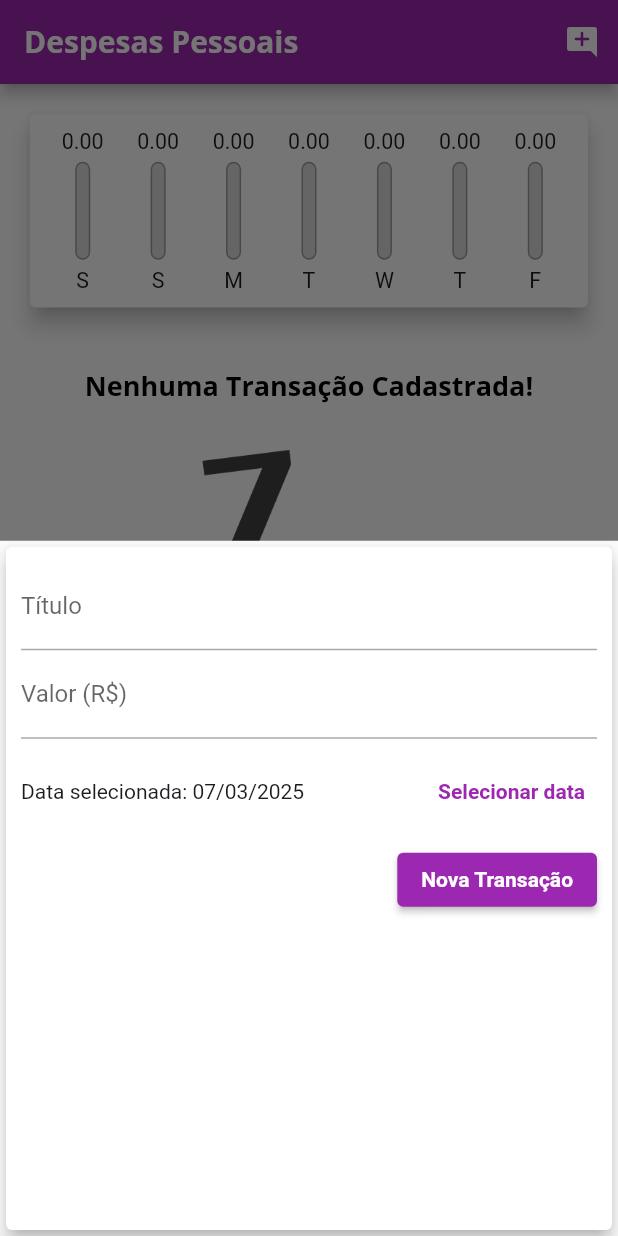
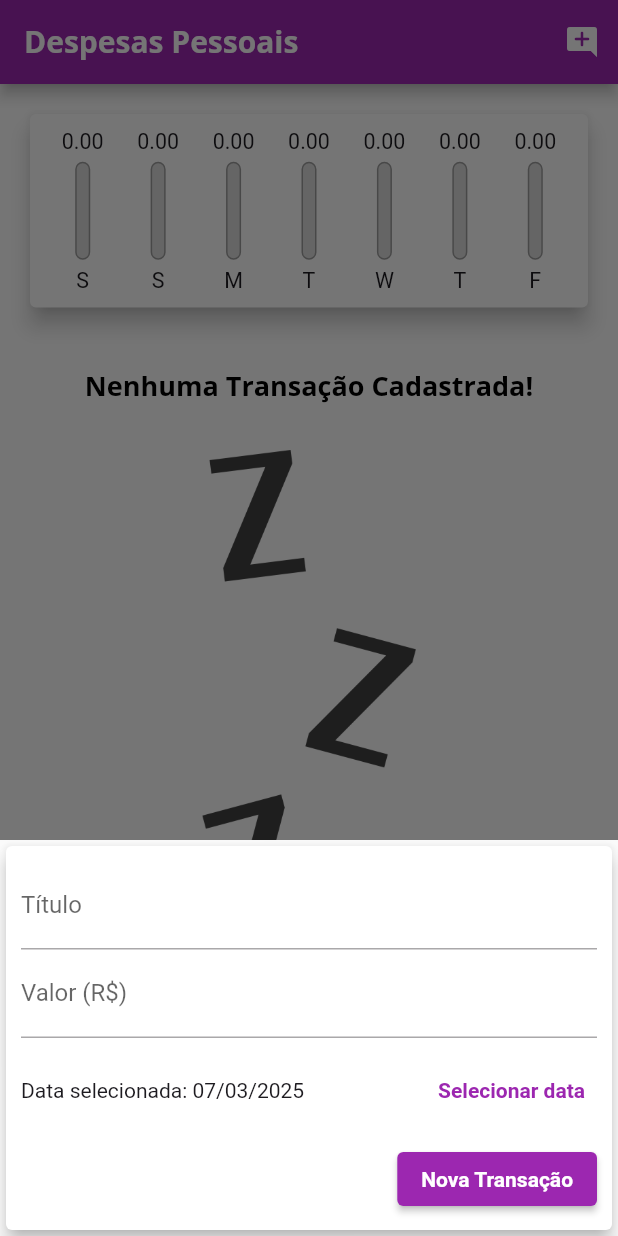
Before and after one commit to Argeu42/Flutter_ExpensesApp, a Flutter app: the screen it shows after launch, after a tap on the "add comment" icon, on a phone screen of 412 x 824 dp. Run offline on Flutter 3.47's test engine with Material 3 defaults, Android fonts, the phone set to English and light mode, and no system bars.

Commit message:
Mais responsividade e adaptações ao IOS

```diff
--- /dev/null
+++ b/lib/components/adaptative_button.dart
@@ -0,0 +1,34 @@
+import 'package:flutter/cupertino.dart';
+import 'package:flutter/material.dart';
+import 'dart:io';
+
+class AdaptativeButton extends StatelessWidget {
+  const AdaptativeButton({required this.label, required this.onPressed, super.key});
+
+  final String label;
+  final Function onPressed;
+
+  @override
+  Widget build(BuildContext context) {
+    return Platform.isIOS
+        ? CupertinoButton(
+          onPressed: ()=> onPressed(),
+          color: Theme.of(context).colorScheme.surface,
+          padding: EdgeInsets.symmetric(
+            horizontal: 20,
+          ),
+          child: Text(label),
+        )
+        : ElevatedButton(
+          onPressed: ()=> onPressed(),
+          style: TextButton.styleFrom(
+            backgroundColor: Theme.of(context).colorScheme.primary,
+            textStyle: TextStyle(
+              color: Theme.of(context).colorScheme.surface,
+              fontWeight: FontWeight.bold,
+            ),
+          ),
+          child: Text(label),
+        );
+  }
+}
--- /dev/null
+++ b/lib/components/adaptative_date_picker.dart
@@ -0,0 +1,66 @@
+import 'package:flutter/cupertino.dart';
+import 'package:flutter/material.dart';
+import 'package:intl/intl.dart';
+import 'dart:io';
+
+class AdaptativeDatePicker extends StatelessWidget {
+  const AdaptativeDatePicker({
+    required this.selectedDate,
+    required this.onDateChanged,
+    super.key,
+  });
+
+  final DateTime selectedDate;
+  final Function(DateTime) onDateChanged;
+
+  _showDatePicker(BuildContext context) {
+    showDatePicker(
+      context: context,
+      initialDate: DateTime.now(),
+      firstDate: DateTime(2025),
+      lastDate: DateTime.now(),
+    ).then((pickedDate) {
+      if (pickedDate == null) {
+        return;
+      }
+      onDateChanged(pickedDate);
+    });
+  }
+
+  @override
+  Widget build(BuildContext context) {
+    return Platform.isIOS
+        ? Container(
+          height: 180,
+          child: CupertinoDatePicker(
+            mode: CupertinoDatePickerMode.date,
+            maximumDate: DateTime.now(),
+            initialDateTime: DateTime.now(),
+            minimumDate: DateTime(2024),
+            onDateTimeChanged: onDateChanged,
+          ),
+        )
+        : Container(
+          height: 70,
+          child: Row(
+            children: [
+              Expanded(
+                child: Text(
+                  // ignore: unnecessary_null_comparison
+                  selectedDate == null
+                      ? 'Nenhuma data selecionada!'
+                      : 'Data selecionada: ${DateFormat('dd/MM/y').format(selectedDate)}',
+                ),
+              ),
+              TextButton(
+                onPressed: () => _showDatePicker(context),
+                child: Text(
+                  "Selecionar data",
+                  style: TextStyle(fontWeight: FontWeight.bold),
+                ),
+              ),
+            ],
+          ),
+        );
+  }
+}
--- /dev/null
+++ b/lib/components/adaptative_text_field.dart
@@ -0,0 +1,44 @@
+import 'package:flutter/cupertino.dart';
+import 'package:flutter/material.dart';
+import 'dart:io';
+
+class AdaptativeTextField extends StatelessWidget {
+  const AdaptativeTextField({
+    required this.controller,
+    required this.keyboardType,
+    required this.onSubmitted,
+    required this.label,
+    super.key,
+  });
+
+  final TextEditingController controller;
+  final TextInputType keyboardType;
+  final Function(String) onSubmitted;
+  final String label;
+
+  @override
+  Widget build(BuildContext context) {
+    return Platform.isIOS
+        ? Padding(
+          padding: const EdgeInsets.only(
+            bottom: 10,
+          ),
+          child: CupertinoTextField(
+            controller: controller,
+            keyboardType: keyboardType,
+            onSubmitted: onSubmitted,
+            placeholder: label,
+            padding: EdgeInsets.symmetric(
+              horizontal: 6,
+              vertical: 12,
+            ),
+          ),
+        )
+        : TextField(
+          controller: controller,
+          keyboardType: keyboardType,
+          onSubmitted: onSubmitted,
+          decoration: InputDecoration(labelText: label),
+        );
+  }
+}
--- a/lib/components/transaction_form.dart
+++ b/lib/components/transaction_form.dart
@@ -1,5 +1,7 @@
 import 'package:flutter/material.dart';
-import 'package:intl/intl.dart';
+import 'adaptative_button.dart';
+import 'adaptative_text_field.dart';
+import 'adaptative_date_picker.dart';
 
 class TransactionForm extends StatefulWidget {
   const TransactionForm(this.onSubmit, {super.key});
@@ -19,92 +21,60 @@ class _TransactionFormState extends State<TransactionForm> {
     final title = _tittleController.text;
     final value = double.tryParse(_valueController.text) ?? 0.0;
 
-    if (title.isEmpty || value <= 0 ) {
+    if (title.isEmpty || value <= 0) {
       return;
     }
 
     widget.onSubmit(title, value, _selectedDate);
   }
 
-  _showDatePicker() {
-    showDatePicker(
-      context: context,
-      initialDate: DateTime.now(),
-      firstDate: DateTime(2025),
-      lastDate: DateTime.now(),
-    ).then((pickedDate) {
-      if (pickedDate == null) {
-        return;
-      }
-
-      setState(() {
-        _selectedDate = pickedDate;
-      });
-    });
-  }
-
   @override
   Widget build(BuildContext context) {
-    return Card(
+    return SingleChildScrollView(
+      child: Card(
         elevation: 5,
         child: Padding(
-        padding: const EdgeInsets.all(10),
+          padding: EdgeInsets.only(
+            top: 10,
+            right: 10,
+            left: 10,
+            bottom: 10 + MediaQuery.of(context).viewInsets.bottom
+          ),
           child: Column(
             children: [
-            TextField(
+              AdaptativeTextField(
                 controller: _tittleController,
                 onSubmitted: (_) => _submitForm(),
-              decoration: InputDecoration(labelText: "Título"),
+                keyboardType: TextInputType.text,
+                label: "Título",
               ),
-            TextField(
+              AdaptativeTextField(
                 controller: _valueController,
                 keyboardType: TextInputType.numberWithOptions(decimal: true),
                 onSubmitted: (_) => _submitForm(),
-              decoration: InputDecoration(labelText: "Valor (R\$)"),
+                label: "Valor (R\$)",
               ),
-            Container(
-              height: 70,
-              child: Row(
-                children: [
-                  Expanded(
-                    child: Text(
-                      // ignore: unnecessary_null_comparison
-                      _selectedDate == null
-                          ? 'Nenhuma data selecionada!'
-                          : 'Data selecionada: ${DateFormat('dd/MM/y').format(_selectedDate)}',
-                    ),
-                  ),
-                  TextButton(
-                    onPressed: _showDatePicker,
-                    child: Text(
-                      "Selecionar data",
-                      style: TextStyle(fontWeight: FontWeight.bold),
-                    ),
-                  ),
-                ],
-              ),
+              AdaptativeDatePicker(
+                selectedDate: _selectedDate,
+                onDateChanged: (newDate) {
+                  setState(() {
+                    _selectedDate = newDate;
+                  });
+                },
               ),
               Row(
                 mainAxisAlignment: MainAxisAlignment.end,
                 children: [
-                ElevatedButton(
+                  AdaptativeButton(
+                    label: 'Nova Transação',
                     onPressed: _submitForm,
-                  style: TextButton.styleFrom(
-                    backgroundColor: Theme.of(context).colorScheme.primary,
-                  ),
-                  child: Text(
-                    'Nova Transação',
-                    style: TextStyle(
-                      color: Theme.of(context).colorScheme.surface,
-                      fontWeight: FontWeight.bold,
-                    ),
-                  ),
                   ),
                 ],
               ),
             ],
           ),
         ),
+      ),
     );
   }
 }
--- a/lib/components/transaction_list.dart
+++ b/lib/components/transaction_list.dart
@@ -58,11 +58,26 @@ class TransactionList extends StatelessWidget {
                   style: Theme.of(context).textTheme.titleLarge,
                 ),
                 subtitle: Text(DateFormat('d MMM y').format(tr.date)),
-                trailing: IconButton(
-                  onPressed: () => onRemove(tr.id),
-                  color: Theme.of(context).colorScheme.error,
-                  icon: Icon(Icons.delete),
-                ),
+                trailing:
+                    MediaQuery.of(context).size.width > 480
+                        ? TextButton.icon(
+                          onPressed: () => onRemove(tr.id),
+                          label: Text(
+                            'Excluir',
+                            style: TextStyle(
+                              color: Theme.of(context).colorScheme.error,
+                            ),
+                          ),
+                          icon: Icon(
+                            Icons.delete,
+                            color: Theme.of(context).colorScheme.error,
+                          ),
+                        )
+                        : IconButton(
+                          onPressed: () => onRemove(tr.id),
+                          color: Theme.of(context).colorScheme.error,
+                          icon: Icon(Icons.delete),
+                        ),
               ),
             );
           },
--- a/lib/main.dart
+++ b/lib/main.dart
@@ -1,3 +1,5 @@
+import 'dart:io';
+import 'package:flutter/cupertino.dart';
 import 'package:flutter/material.dart';
 import './components/transaction_list.dart';
 import './components/transaction_form.dart';
@@ -99,38 +101,48 @@ class _MyHomePageState extends State<MyHomePage> {
     );
   }
 
+  Widget _getIconButton(IconData icon, Function() fn) {
+    return Platform.isIOS
+        ? GestureDetector(onTap: fn, child: Icon(icon))
+        : IconButton(onPressed: fn, icon: Icon(icon));
+  }
+
   @override
   Widget build(BuildContext context) {
-    bool isLandscape =
-        MediaQuery.of(context).orientation == Orientation.landscape;
+    final mediaQuery = MediaQuery.of(context);
+    bool isLandscape = mediaQuery.orientation == Orientation.landscape;
 
-    final appBar = AppBar(
-      title: Text('Despesas Pessoais'),
-      actions: [
+    final iconList = Platform.isIOS ? CupertinoIcons.refresh : Icons.list;
+    final chartList = Platform.isIOS ? CupertinoIcons.refresh : Icons.show_chart;
+
+
+    final actions = [
       if (isLandscape)
-          IconButton(
-            onPressed: () {
+        _getIconButton(_showChart ? iconList : chartList, () {
           setState(() {
             _showChart = !_showChart;
           });
-            },
-            icon: Icon(_showChart ? Icons.list : Icons.show_chart),
+        }),
+      _getIconButton(
+        Platform.isIOS ? CupertinoIcons.add_circled : Icons.add_comment_rounded,
+        () => _openTransactionFormModal(context),
       ),
-        IconButton(
-          onPressed: () => _openTransactionFormModal(context),
-          icon: Icon(Icons.add_comment_rounded),
-        ),
-      ],
-    );
+    ];
+
+    final PreferredSizeWidget appBar =
+        Platform.isIOS
+            ? CupertinoNavigationBar(
+              middle: Text('Despesas Pessoais'),
+              trailing: Row(mainAxisSize: MainAxisSize.min, children: actions),
+            )
+            : AppBar(title: Text('Despesas Pessoais'), actions: actions);
     final availableHeight =
-        MediaQuery.of(context).size.height -
+        mediaQuery.size.height -
         appBar.preferredSize.height -
-        MediaQuery.of(context).padding.top;
+        mediaQuery.padding.top;
 
-    return Scaffold(
-      backgroundColor: Theme.of(context).colorScheme.surface,
-      appBar: appBar,
-      body: SingleChildScrollView(
+    final bodyPage = SafeArea(
+      child: SingleChildScrollView(
         child: Column(
           crossAxisAlignment: CrossAxisAlignment.stretch,
           children: [
@@ -156,18 +168,36 @@ class _MyHomePageState extends State<MyHomePage> {
               ),
             if (!_showChart || !isLandscape)
               Container(
-                height: availableHeight * 0.75,
+                height: availableHeight * (isLandscape ? 1 : 0.7),
                 child: TransactionList(_transactions, _removeTransaction),
               ),
           ],
         ),
       ),
-      floatingActionButton: FloatingActionButton(
+    );
+
+    return Platform.isIOS
+        ? CupertinoPageScaffold(
+          navigationBar: CupertinoNavigationBar(
+            middle: Text('Despesas Pessoais'),
+            trailing: Row(mainAxisSize: MainAxisSize.min, children: actions),
+          ),
+          child: bodyPage,
+        )
+        : Scaffold(
+          backgroundColor: Theme.of(context).colorScheme.surface,
+          appBar: appBar,
+          body: bodyPage,
+          floatingActionButton:
+              Platform.isIOS
+                  ? Container()
+                  : FloatingActionButton(
                     onPressed: () => _openTransactionFormModal(context),
                     backgroundColor: Theme.of(context).colorScheme.primary,
                     child: Icon(Icons.add_comment_rounded, color: Colors.white),
                   ),
-      floatingActionButtonLocation: FloatingActionButtonLocation.centerFloat,
+          floatingActionButtonLocation:
+              FloatingActionButtonLocation.centerFloat,
         );
   }
 }
```
Lines whose indentation alone changed are shown as unchanged.
